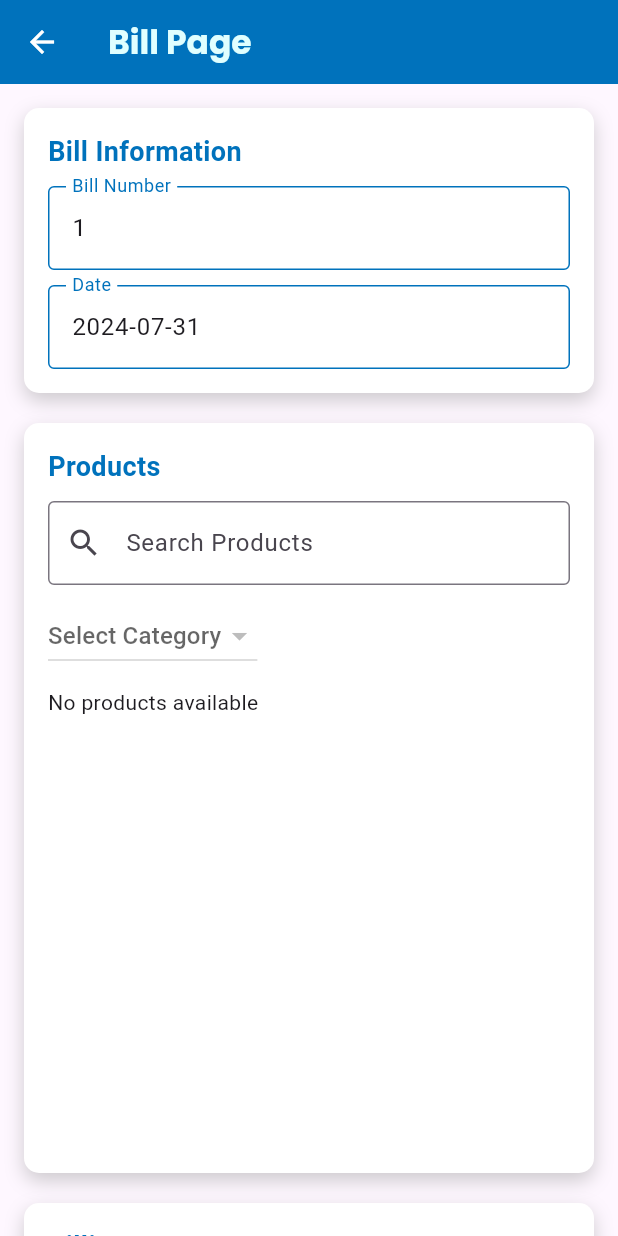
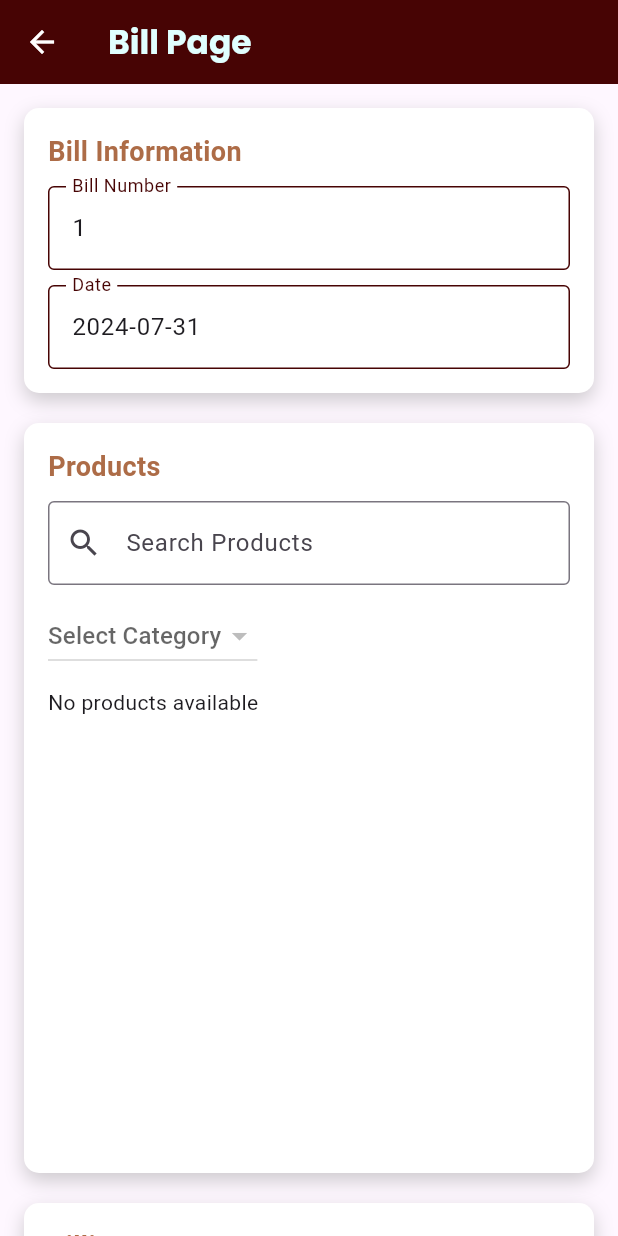
Before and after one commit to MobileSamadhi/New_Restaurant, a Flutter app: the AddProduct screen opened directly, after a tap on the "arrow back" icon, after a tap on the "receipt" icon, on a phone screen of 412 x 824 dp. Run offline on Flutter 3.47's test engine with Material 3 defaults, Android fonts, the light colour scheme and no system bars; our stand-ins replace google_fonts, image_picker, printing, sqflite; missing offline and left inert: blue_thermal_printer; accounts and stored records are empty.

Commit message:
added cinnamon colors commit

```diff
--- a/lib/Views/SplashScreen.dart
+++ b/lib/Views/SplashScreen.dart
@@ -33,7 +33,7 @@ class _SplashScreenState extends State<SplashScreen>
   Widget build(BuildContext context) {
     return Scaffold(
       body: Container(
-        color:  Color(0xFF0072BC), // Set your desired background color here
+        color:  Color(0xFFDAB3AC), // Set your desired background color here
         child: Center(
           child: GestureDetector(
             onTap: () {
@@ -46,7 +46,7 @@ class _SplashScreenState extends State<SplashScreen>
               mainAxisAlignment: MainAxisAlignment.center,
               children: [
                 Text(
-                  'Cloud Mobile Lite',
+                  'CINNAMON DINE',
                   style: TextStyle(
                     color: Colors.white,
                     fontSize: 30,
@@ -72,7 +72,7 @@ class _SplashScreenState extends State<SplashScreen>
                         ],
                       ),
                       child: Image.asset(
-                        'lib/assets/image.png',
+                        'lib/assets/logo1.jpg',
                         fit: BoxFit.cover, // Ensure the image covers the container
                       ),
                     ),
--- a/lib/Views/add_product.dart
+++ b/lib/Views/add_product.dart
@@ -58,7 +58,7 @@ class _AddProductState extends State<AddProduct> {
   Widget build(BuildContext context) {
     return Scaffold(
       appBar: AppBar(
-        backgroundColor: const Color(0xFF0072bc),
+        backgroundColor: const Color(0xFF470404),
         title: Text(
           "Add Products",
           style: GoogleFonts.poppins(
@@ -98,10 +98,10 @@ class _AddProductState extends State<AddProduct> {
                     },
                     decoration: InputDecoration(
                       labelText: "Product Name",
-                      labelStyle: const TextStyle(color: Color(0xFF0072BC)),
+                      labelStyle: const TextStyle(color: Color(0xFF470404)),
                       border: const OutlineInputBorder(),
                       focusedBorder: const OutlineInputBorder(
-                        borderSide: BorderSide(color: Color(0xFF0072BC)),
+                        borderSide: BorderSide(color: Color(0xFF470404)),
                       ),
                     ),
                   ),
@@ -124,10 +124,10 @@ class _AddProductState extends State<AddProduct> {
                     ],
                     decoration: InputDecoration(
                       labelText: "Quantity",
-                      labelStyle: const TextStyle(color: Color(0xFF0072BC)),
+                      labelStyle: const TextStyle(color: Color(0xFF470404)),
                       border: const OutlineInputBorder(),
                       focusedBorder: const OutlineInputBorder(
-                        borderSide: BorderSide(color: Color(0xFF0072BC)),
+                        borderSide: BorderSide(color: Color(0xFF470404)),
                       ),
                     ),
                   ),
@@ -149,12 +149,12 @@ class _AddProductState extends State<AddProduct> {
                     ],
                     decoration: InputDecoration(
                       labelText: "Add one Item Price",
-                      labelStyle: const TextStyle(color: Color(0xFF0072BC)),
+                      labelStyle: const TextStyle(color: Color(0xFF470404)),
                       suffixText: '.00', // Suffix text to display on the right side
                       suffixStyle: TextStyle(color: Colors.grey[600]),
                       border: const OutlineInputBorder(),
                       focusedBorder: const OutlineInputBorder(
-                        borderSide: BorderSide(color: Color(0xFF0072BC)),
+                        borderSide: BorderSide(color: Color(0xFF470404)),
                       ),
                     ),
                   ),
@@ -176,10 +176,10 @@ class _AddProductState extends State<AddProduct> {
                     },
                     decoration: InputDecoration(
                       labelText: "Category",
-                      labelStyle: const TextStyle(color: Color(0xFF0072BC)),
+                      labelStyle: const TextStyle(color: Color(0xFF470404)),
                       border: const OutlineInputBorder(),
                       focusedBorder: const OutlineInputBorder(
-                        borderSide: BorderSide(color: Color(0xFF0072BC)),
+                        borderSide: BorderSide(color: Color(0xFF470404)),
                       ),
                     ),
                   ),
@@ -188,7 +188,7 @@ class _AddProductState extends State<AddProduct> {
                 ElevatedButton(
                   onPressed: _pickImage,
                   style: ElevatedButton.styleFrom(
-                    backgroundColor: const Color(0xFF0072BC),
+                    backgroundColor: const Color(0xFFad6c47),
                     minimumSize: const Size(double.infinity, 50),
                   ),
                   child: const Text(
@@ -238,7 +238,7 @@ class _AddProductState extends State<AddProduct> {
                     }
                   },
                   style: ElevatedButton.styleFrom(
-                    backgroundColor: const Color(0xFF0072BC),
+                    backgroundColor: const Color(0xFFad6c47),
                     minimumSize: const Size(double.infinity, 50),
                   ),
                   child: const Text(
--- a/lib/Views/bill_page.dart
+++ b/lib/Views/bill_page.dart
@@ -248,7 +248,7 @@ class _BillingPageState extends State<BillingPage> {
             );
           },
         ),
-        backgroundColor: Color(0xFF0072BC),
+        backgroundColor: Color(0xFF470404),
       ),
       body: SafeArea(
         child: SingleChildScrollView(
@@ -288,7 +288,7 @@ class _BillingPageState extends State<BillingPage> {
         children: [
           const Text(
             'Bill Information',
-            style: TextStyle(fontSize: 18, fontWeight: FontWeight.bold, color: Color(0xFF0072BC)),
+            style: TextStyle(fontSize: 18, fontWeight: FontWeight.bold, color: Color(0xFFad6c47)),
           ),
           const SizedBox(height: 10),
           buildTextField('Bill Number', initialValue: billNumber, readOnly: true),
@@ -304,13 +304,13 @@ class _BillingPageState extends State<BillingPage> {
       readOnly: readOnly,
       decoration: InputDecoration(
         labelText: label,
-        labelStyle: TextStyle(color: Color(0xFF0072BC)), // Label color
+        labelStyle: TextStyle(color: Color(0xFF470404)), // Label color
         border: const OutlineInputBorder(),
         enabledBorder: OutlineInputBorder(
-          borderSide: BorderSide(color: Color(0xFF0072BC)), // Border color
+          borderSide: BorderSide(color: Color(0xFF470404)), // Border color
         ),
         focusedBorder: OutlineInputBorder(
-          borderSide: BorderSide(color: Color(0xFF0072BC)), // Focused border color
+          borderSide: BorderSide(color: Color(0xFF470404)), // Focused border color
         ),
       ),
       controller: TextEditingController(text: initialValue),
@@ -338,7 +338,7 @@ class _BillingPageState extends State<BillingPage> {
         children: [
           const Text(
             'Products',
-            style: TextStyle(fontSize: 18, fontWeight: FontWeight.bold, color: Color(0xFF0072BC)),
+            style: TextStyle(fontSize: 18, fontWeight: FontWeight.bold, color: Color(0xFFad6c47)),
           ),
           const SizedBox(height: 10),
           buildProductSearchBar(),
@@ -428,7 +428,7 @@ class _BillingPageState extends State<BillingPage> {
       child: Container(
         padding: const EdgeInsets.symmetric(vertical: 10, horizontal: 10),
         decoration: BoxDecoration(
-          color: Colors.blue[50], // Light blue background
+          color: Color(0xFFDAB3AC), // Light blue background
           borderRadius: BorderRadius.circular(10),
         ),
         child: Row(
@@ -447,7 +447,7 @@ class _BillingPageState extends State<BillingPage> {
               flex: 3,
               child: Text(
                 name,
-                style: const TextStyle(fontSize: 16, color: Color(0xFF0072BC)),
+                style: const TextStyle(fontSize: 16, color: Color(0xFF470404)),
               ),
             ),
             // Add space between the name and price
@@ -458,7 +458,7 @@ class _BillingPageState extends State<BillingPage> {
               child: Text(
                 '$price',
                 textAlign: TextAlign.right,
-                style: const TextStyle(fontSize: 16, color: Color(0xFF0072BC)),
+                style: const TextStyle(fontSize: 16, color: Color(0xFF470404)),
               ),
             ),
           ],
@@ -508,7 +508,7 @@ class _BillingPageState extends State<BillingPage> {
         children: [
           const Text(
             'Billing Summary',
-            style: TextStyle(fontSize: 18, fontWeight: FontWeight.bold, color: Color(0xFF0072BC)),
+            style: TextStyle(fontSize: 18, fontWeight: FontWeight.bold, color: Color(0xFFad6c47)),
           ),
           const SizedBox(height: 10),
           ...cart.map((item) {
@@ -527,10 +527,10 @@ class _BillingPageState extends State<BillingPage> {
           TextField(
             decoration: InputDecoration(
               labelText: 'Discount',
-              labelStyle: TextStyle(color: Color(0xFF0072BC)),
+              labelStyle: TextStyle(color: Color(0xFF470404)),
               border: OutlineInputBorder(),
               focusedBorder: const OutlineInputBorder(
-                borderSide: BorderSide(color: Color(0xFF0072BC)),
+                borderSide: BorderSide(color: Color(0xFF470404)),
               ),
             ),
             keyboardType: TextInputType.number,
@@ -543,8 +543,12 @@ class _BillingPageState extends State<BillingPage> {
           const SizedBox(height: 10),
           ElevatedButton(
             onPressed: () => handlePayBill(netAmount),
-            style: ElevatedButton.styleFrom(backgroundColor: Colors.blue),
-            child: const Text('Print Bill'),
+            style: ElevatedButton.styleFrom(backgroundColor: Color(0xFF470404), padding: EdgeInsets.symmetric(horizontal: 150.0),),
+            child: const Text('Pay Bill',
+              style: TextStyle(
+                color: Colors.white, // Your color code here
+              ),
+            ),
           ),
         ],
       ),
@@ -556,8 +560,8 @@ class _BillingPageState extends State<BillingPage> {
       child: Row(
         mainAxisAlignment: MainAxisAlignment.spaceBetween,
         children: [
-          Text(label, style: const TextStyle(fontSize: 16, color: Color(0xFF0072BC))),
-          Text(value, style: const TextStyle(fontSize: 16, color: Color(0xFF0072BC))),
+          Text(label, style: const TextStyle(fontSize: 16, color: Color(0xFF470404))),
+          Text(value, style: const TextStyle(fontSize: 16, color: Color(0xFF470404))),
         ],
       ),
     );
--- a/lib/Views/company_details.dart
+++ b/lib/Views/company_details.dart
@@ -90,7 +90,7 @@ class _CompanyDetailsPageState extends State<CompanyDetailsPage> {
             color: Color(0xFFE0FFFF), // Adjust the text color as needed
           ),
           ),
-        backgroundColor: Color(0xFF0072bc),
+        backgroundColor: Color(0xFF470404),
         leading: IconButton(
           icon: Icon(Icons.arrow_back, color: Colors.white,),
           onPressed: () {
@@ -161,7 +161,7 @@ class _CompanyDetailsPageState extends State<CompanyDetailsPage> {
                   child: ElevatedButton(
                     onPressed: _saveCompanyDetails,
                     style: ElevatedButton.styleFrom(
-                      foregroundColor: Colors.white, backgroundColor: Color(0xFF0072BC),
+                      foregroundColor: Colors.white, backgroundColor: Color(0xFFad6c47),
                       padding: EdgeInsets.symmetric(horizontal: 20, vertical: 12),
                       textStyle: TextStyle(fontSize: 18),
                       shape: RoundedRectangleBorder(
@@ -196,7 +196,7 @@ class _CompanyDetailsPageState extends State<CompanyDetailsPage> {
           style: TextStyle(
             fontSize: 18,
             fontWeight: FontWeight.bold,
-            color: Color(0xFF0072BC),
+            color: Color(0xFFad6c47),
           ),
         ),
         SizedBox(height: 5),
--- a/lib/Views/products.dart
+++ b/lib/Views/products.dart
@@ -94,7 +94,7 @@ class _ProductsState extends State<Products> {
   Widget build(BuildContext context) {
     return Scaffold(
       appBar: AppBar(
-        backgroundColor: Color(0xFF0072BC),
+        backgroundColor: Color(0xFF470404),
         title: Text(
           "Products",
           style: GoogleFonts.poppins(
@@ -146,7 +146,7 @@ class _ProductsState extends State<Products> {
           });
         },
         child: const Icon(Icons.add, color: Colors.white,),
-        backgroundColor: Color(0xFF2874A6),
+        backgroundColor: Color(0xFF470404),
       ),
       body: SingleChildScrollView(
         child: Column(
@@ -239,7 +239,7 @@ class _ProductsState extends State<Products> {
                       }
 
                       return Card(
-                        color: Color(0xFFAED6F1),
+                        color: Color(0xFFDAB3AC),
                         elevation: 3,
                         margin: const EdgeInsets.all(8),
                         child: ListTile(
@@ -260,7 +260,7 @@ class _ProductsState extends State<Products> {
                             mainAxisSize: MainAxisSize.min,
                             children: [
                               IconButton(
-                                icon: const Icon(Icons.edit, color: Color(0xFF0072BC)),
+                                icon: const Icon(Icons.edit, color: Color(0xFFad6c47)),
                                 onPressed: () {
                                   setState(() {
                                     title.text = items[index].noteTitle;
--- a/pubspec.yaml
+++ b/pubspec.yaml
@@ -90,6 +90,7 @@ flutter:
     - lib/assets/sign.jpg
     - lib/assets/add.jpg
     - lib/assets/logo.jpg
+    - lib/assets/logo1.jpg
 
   #   - images/a_dot_burr.jpeg
   #   - images/a_dot_ham.jpeg
```
Also changed, not shown: lib/Authtentication/login.dart (+6 -6 lines), lib/Authtentication/signup.dart (+22 -17 lines), lib/SQLite/add_product_db.dart (+14 -0 lines), lib/Views/dashboard.dart (+6 -6 lines), lib/Views/payment_page.dart (+25 -22 lines), lib/Views/print_bill.dart (+7 -2 lines), lib/Views/product_category.dart (+4 -4 lines), lib/Views/report.dart (+5 -5 lines), lib/assets/logo1.jpg (added), pubspec.lock.
